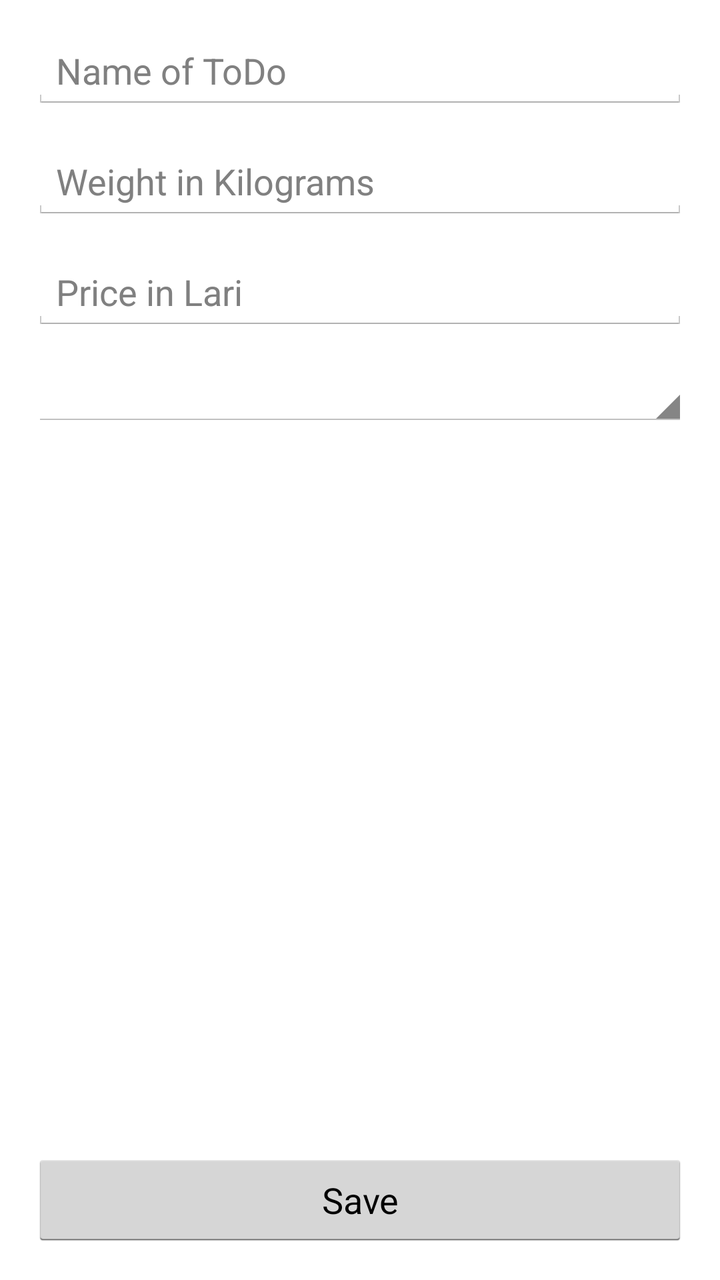
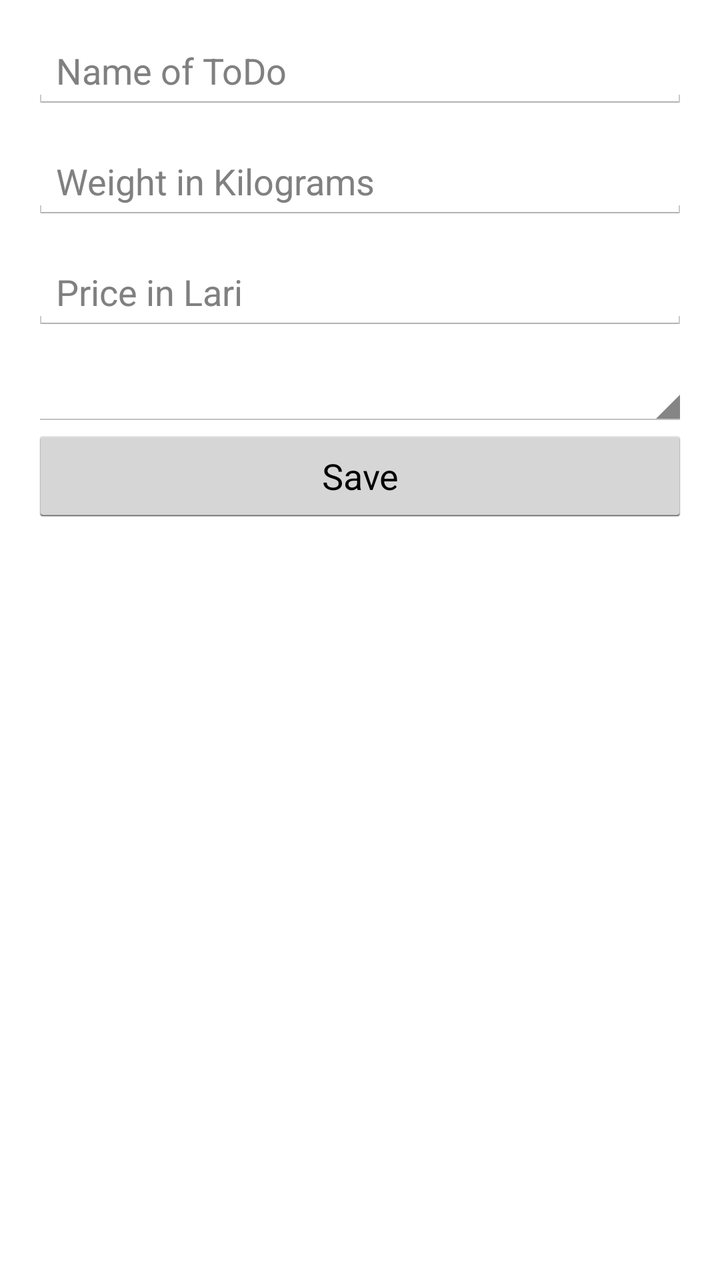

Before-and-after screenshots of an Android layout around one commit, followed by the original layout XML and the change that was made.
<!-- AndroidManifest.xml: application theme AppTheme -->
<!-- res/layout/activity_edit.xml -->
<LinearLayout xmlns:android="http://schemas.android.com/apk/res/android"
    xmlns:tools="http://schemas.android.com/tools"
    android:layout_width="match_parent"
    android:layout_height="match_parent"
    android:orientation="vertical"
    android:paddingBottom="@dimen/activity_vertical_margin"
    android:paddingLeft="@dimen/activity_horizontal_margin"
    android:paddingRight="@dimen/activity_horizontal_margin"
    android:paddingTop="@dimen/activity_vertical_margin"
    tools:context="com.caqtus.tobuylist.EditActivity">


    <EditText
        android:id="@+id/edit_title"
        android:layout_width="match_parent"
        android:layout_height="wrap_content"
        android:layout_marginBottom="16dp"
        android:autoText="false"

        android:hint="Name of ToDo" />

    <EditText
        android:id="@+id/edit_weight"
        android:layout_width="match_parent"
        android:layout_height="wrap_content"
        android:layout_marginBottom="16dp"
        android:hint="Weight in Kilograms"
        android:inputType="number" />

    <EditText
        android:id="@+id/edit_price"
        android:layout_width="match_parent"
        android:layout_height="wrap_content"
        android:layout_marginBottom="16dp"
        android:hint="Price in Lari"
        android:inputType="number"/>


    <Spinner android:id="@+id/category_spinner"
        android:layout_width="match_parent"
        android:layout_height="wrap_content" />


    <View android:layout_width="1dp"
        android:layout_height="0dp"
        android:layout_weight="1"/>

    <Button
        android:id="@+id/edit_save"
        android:layout_width="match_parent"
        android:layout_height="wrap_content"
        android:text="Save" />

</LinearLayout>
<!-- resources referenced by this layout -->
<resources>
  <dimen name="activity_horizontal_margin">16dp</dimen>
  <dimen name="activity_vertical_margin">16dp</dimen>
  <style name="AppTheme" parent="android:Theme.Holo.Light.DarkActionBar">
          
      </style>
</resources>

<!-- the commit's change to res/layout/activity_edit.xml (unified diff, before → after) -->
@@ -11,6 +11,7 @@
 
 
     <EditText
+        android:maxLength="24"
         android:id="@+id/edit_title"
         android:layout_width="match_parent"
         android:layout_height="wrap_content"
@@ -20,20 +21,22 @@
         android:hint="Name of ToDo" />
 
     <EditText
+        android:maxLength="3"
         android:id="@+id/edit_weight"
         android:layout_width="match_parent"
         android:layout_height="wrap_content"
         android:layout_marginBottom="16dp"
         android:hint="Weight in Kilograms"
-        android:inputType="number" />
+        android:inputType="numberDecimal" />
 
     <EditText
+        android:maxLength="3"
         android:id="@+id/edit_price"
         android:layout_width="match_parent"
         android:layout_height="wrap_content"
         android:layout_marginBottom="16dp"
         android:hint="Price in Lari"
-        android:inputType="number"/>
+        android:inputType="numberDecimal"/>
 
 
     <Spinner android:id="@+id/category_spinner"
@@ -41,14 +44,14 @@
         android:layout_height="wrap_content" />
 
 
-    <View android:layout_width="1dp"
-        android:layout_height="0dp"
-        android:layout_weight="1"/>
-
     <Button
         android:id="@+id/edit_save"
         android:layout_width="match_parent"
         android:layout_height="wrap_content"
         android:text="Save" />
 
+    <View android:layout_width="1dp"
+        android:layout_height="0dp"
+        android:layout_weight="1"/>
+
 </LinearLayout>
